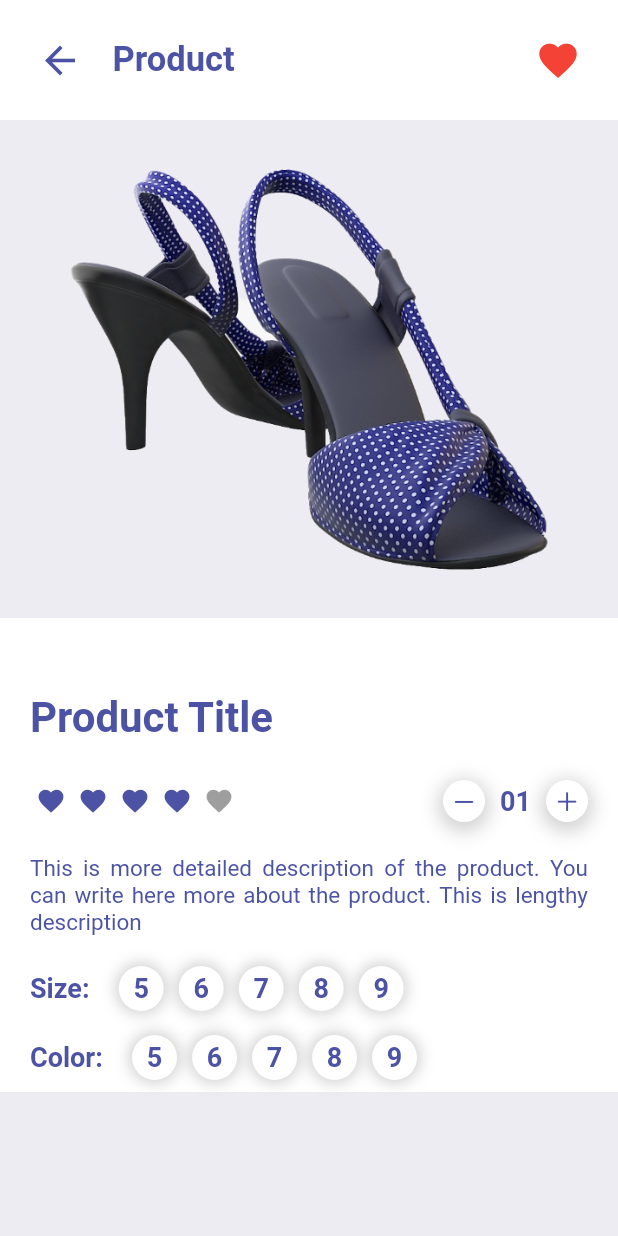
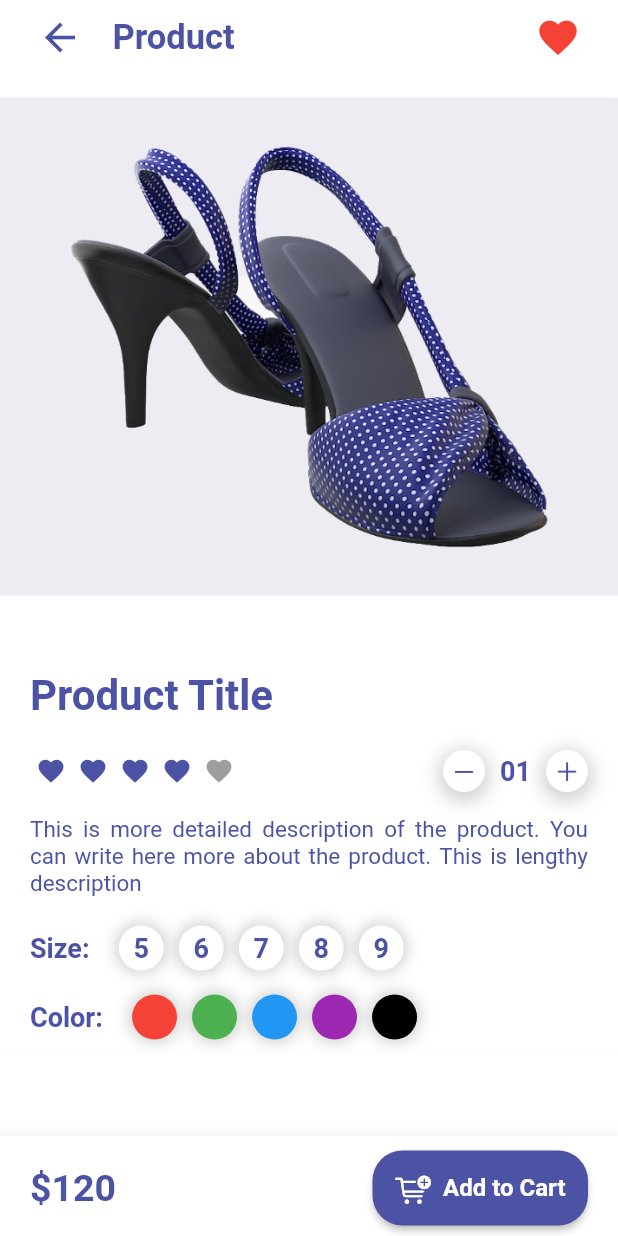
Before and after one commit to kylsnchz12/Shopping-App-UI, a Flutter app: the ItemPage screen opened by its route, on a phone screen of 412 x 824 dp. Run offline on Flutter 3.47's test engine with Material 2 defaults, Android fonts, the phone set to English and light mode, and no system bars; drawn by our look-alikes of flutter_rating_bar; our stand-ins replace badges, curved_navigation_bar; missing offline and left inert: clippy_flutter.

Commit message:
added add to cart button

```diff
--- a/shopping_ui/lib/pages/item_page.dart
+++ b/shopping_ui/lib/pages/item_page.dart
@@ -4,6 +4,7 @@ import 'package:flutter/material.dart';
 import 'package:flutter_rating_bar/flutter_rating_bar.dart';
 
 import '../widgets/item_appbar.dart';
+import '../widgets/item_bottom_navbar.dart';
 
 class ItemPage extends StatelessWidget {
   ItemPage({super.key});
@@ -25,7 +26,7 @@ class ItemPage extends StatelessWidget {
           const ItemAppBar(),
           Container(
             color: const Color(0xFFEDECF2),
-            height: 800,
+            //height: 800,
             child: Column(
               children: [
                 Padding(
@@ -47,7 +48,7 @@ class ItemPage extends StatelessWidget {
                       child: Column(
                         children: [
                           Padding(
-                            padding: const EdgeInsets.only(top: 50, bottom: 20),
+                            padding: const EdgeInsets.only(top: 50, bottom: 15),
                             child: Row(
                               children: const [
                                 Text(
@@ -61,7 +62,7 @@ class ItemPage extends StatelessWidget {
                             ),
                           ),
                           Padding(
-                            padding: const EdgeInsets.only(top: 5, bottom: 10),
+                            padding: const EdgeInsets.only(top: 5, bottom: 5),
                             child: Row(
                               mainAxisAlignment: MainAxisAlignment.spaceBetween,
                               children: [
@@ -132,7 +133,7 @@ class ItemPage extends StatelessWidget {
                             ),
                           ),
                           const Padding(
-                            padding: EdgeInsets.symmetric(vertical: 12),
+                            padding: EdgeInsets.symmetric(vertical: 11),
                             child: Text(
                               "This is more detailed description of the product. You can write here more about the product. This is lengthy description",
                               textAlign: TextAlign.justify,
@@ -200,7 +201,7 @@ class ItemPage extends StatelessWidget {
                                 const SizedBox(width: 10),
                                 Row(
                                   children: [
-                                    for (int i = 5; i < 10; i++)
+                                    for (int i = 0; i < 5; i++)
                                       Container(
                                         height: 30,
                                         width: 30,
@@ -208,7 +209,7 @@ class ItemPage extends StatelessWidget {
                                         margin: const EdgeInsets.symmetric(
                                             horizontal: 5),
                                         decoration: BoxDecoration(
-                                            color: Colors.white,
+                                            color: Clrs[i],
                                             borderRadius:
                                                 BorderRadius.circular(30),
                                             boxShadow: [
@@ -219,13 +220,6 @@ class ItemPage extends StatelessWidget {
                                                 blurRadius: 8,
                                               ),
                                             ]),
-                                        child: Text(
-                                          i.toString(),
-                                          style: const TextStyle(
-                                              fontSize: 18,
-                                              fontWeight: FontWeight.bold,
-                                              color: Color(0xFF4C53A5)),
-                                        ),
                                       )
                                   ],
                                 )
@@ -242,6 +236,7 @@ class ItemPage extends StatelessWidget {
           )
         ],
       ),
+      bottomNavigationBar: const ItemBottomNavBar(),
     );
   }
 }
--- a/shopping_ui/lib/widgets/item_appbar.dart
+++ b/shopping_ui/lib/widgets/item_appbar.dart
@@ -7,7 +7,7 @@ class ItemAppBar extends StatelessWidget {
   Widget build(BuildContext context) {
     return Container(
       color: Colors.white,
-      padding: const EdgeInsets.all(25),
+      padding: const EdgeInsets.only(left: 25, right: 25, bottom: 25, top: 10),
       child: Row(
         children: [
           InkWell(
--- /dev/null
+++ b/shopping_ui/lib/widgets/item_bottom_navbar.dart
@@ -0,0 +1,55 @@
+import 'package:flutter/cupertino.dart';
+import 'package:flutter/material.dart';
+
+class ItemBottomNavBar extends StatelessWidget {
+  const ItemBottomNavBar({super.key});
+
+  @override
+  Widget build(BuildContext context) {
+    return BottomAppBar(
+        child: Container(
+      height: 64,
+      padding: const EdgeInsets.symmetric(horizontal: 20),
+      margin: const EdgeInsets.only(top: 3),
+      decoration: BoxDecoration(
+        color: Colors.white,
+        borderRadius: BorderRadius.circular(10),
+        // boxShadow: [
+        //   BoxShadow(
+        //       color: Colors.grey.withOpacity(0.5),
+        //       spreadRadius: 3,
+        //       blurRadius: 10,
+        //       offset: const Offset(0, 3))
+        // ]
+      ),
+      child: Row(
+        mainAxisAlignment: MainAxisAlignment.spaceBetween,
+        children: [
+          const Text(
+            "\$120",
+            style: TextStyle(
+                fontSize: 25,
+                fontWeight: FontWeight.bold,
+                color: Color(0xFF4C53A5)),
+          ),
+          ElevatedButton.icon(
+            onPressed: () {},
+            icon: const Icon(CupertinoIcons.cart_badge_plus),
+            label: const Text(
+              "Add to Cart",
+              style: TextStyle(fontSize: 16, fontWeight: FontWeight.bold),
+            ),
+            style: ButtonStyle(
+                backgroundColor:
+                    MaterialStateProperty.all(const Color(0xFF4C53A5)),
+                padding: MaterialStateProperty.all(
+                    const EdgeInsets.symmetric(vertical: 13, horizontal: 15)),
+                shape: MaterialStateProperty.all<RoundedRectangleBorder>(
+                    RoundedRectangleBorder(
+                        borderRadius: BorderRadius.circular(20)))),
+          )
+        ],
+      ),
+    ));
+  }
+}
```
